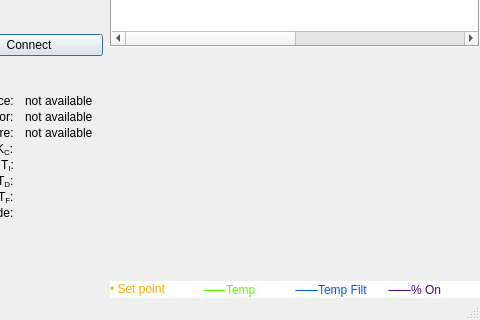
This is mainwindow.ui in AnthonyA28/Qt-PWCL-test as Qt 5 draws it before an edit; both pictures show x 140 to 620 and y 179 to 499 of the 620 by 499 pixel window. The edited form follows.
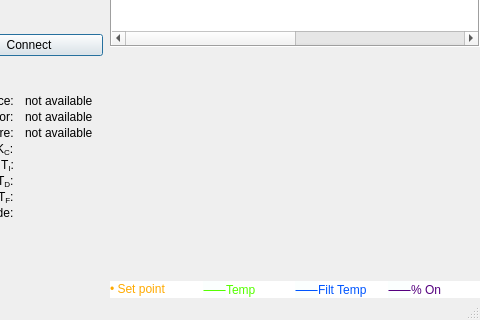
This is the edited form. Icons and pictures are not drawn. Custom widgets are drawn as their Qt base class.

Commit message: filt temp not temp filt

What changed in the file:
```diff
--- a/mainwindow.ui
+++ b/mainwindow.ui
@@ -1028,7 +1028,7 @@
            <string notr="true">background-color: rgb(255, 255, 255);</string>
           </property>
           <property name="text">
-           <string>&lt;html&gt;&lt;head/&gt;&lt;body&gt;&lt;p&gt;&lt;span style=&quot; font-family:'Code2000,Arial Unicode MS,Lucida Sans Unicode'; font-size:9pt; color:#0055ff; background-color:#fbfffe;&quot;&gt;⸺&lt;/span&gt;&lt;span style=&quot; font-family:'arial unicode ms,Lucida Sans Unicode,sans-serif'; font-size:9pt; color:#0055ff; background-color:#ffffff;&quot;&gt;Temp Filt &lt;/span&gt;&lt;/p&gt;&lt;/body&gt;&lt;/html&gt;</string>
+           <string>&lt;html&gt;&lt;head/&gt;&lt;body&gt;&lt;p&gt;&lt;span style=&quot; font-family:'Code2000,Arial Unicode MS,Lucida Sans Unicode'; font-size:9pt; color:#0055ff; background-color:#fbfffe;&quot;&gt;⸺&lt;/span&gt;&lt;span style=&quot; font-family:'arial unicode ms,Lucida Sans Unicode,sans-serif'; font-size:9pt; color:#0055ff; background-color:#ffffff;&quot;&gt;Filt Temp &lt;/span&gt;&lt;/p&gt;&lt;/body&gt;&lt;/html&gt;</string>
           </property>
          </widget>
         </item>
```
